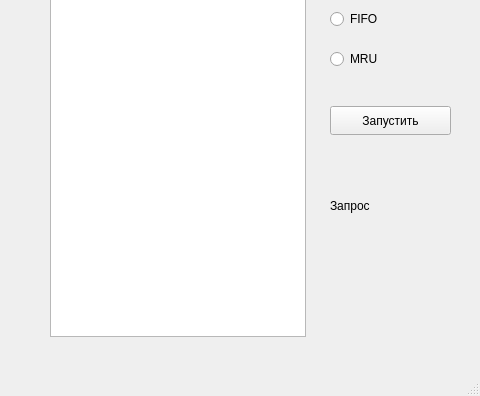
Old version of the form mainwindow.ui in the repository Llahainur/Cache-algorithms; both pictures show x 320 to 800 and y 204 to 600 of the 800 by 600 pixel window.
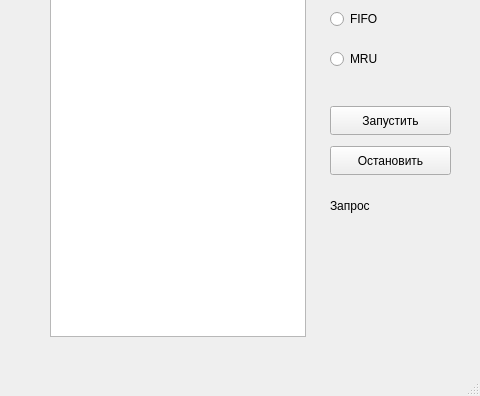
New version of the form.

Diff of the .ui file:
```diff
--- a/mainwindow.ui
+++ b/mainwindow.ui
@@ -138,6 +138,19 @@
      <string>Запрос</string>
     </property>
    </widget>
+   <widget class="QPushButton" name="StopButton">
+    <property name="geometry">
+     <rect>
+      <x>650</x>
+      <y>350</y>
+      <width>121</width>
+      <height>29</height>
+     </rect>
+    </property>
+    <property name="text">
+     <string>Остановить</string>
+    </property>
+   </widget>
   </widget>
   <widget class="QMenuBar" name="menubar">
    <property name="geometry">
```
Left out of the diff: 4 changed lines with no effect on the pictures.
